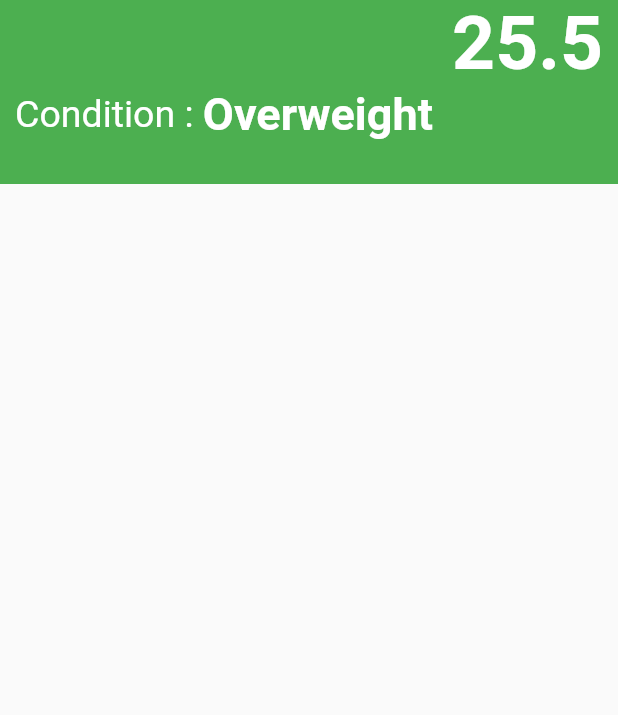
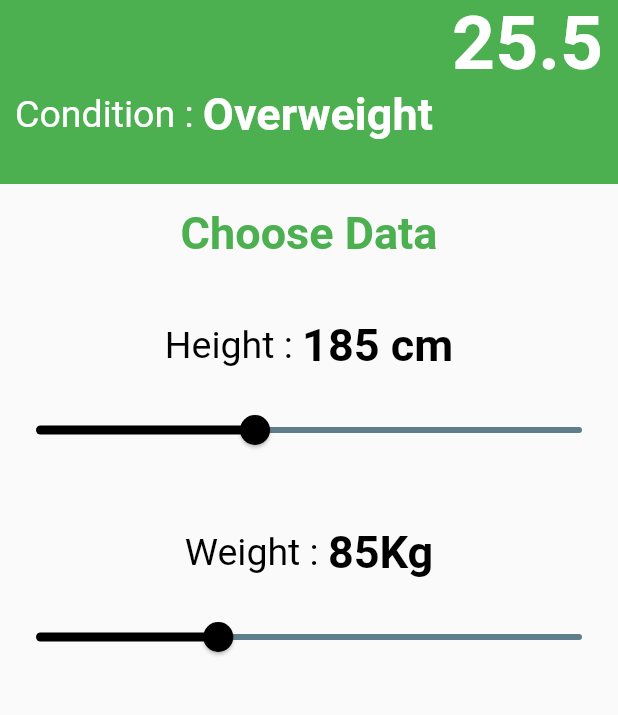
Before and after one commit to Musthafa-Ap/BMI-calculator, a Flutter app: the screen it shows after launch, on a phone screen of 412 x 824 dp, the part 206-921 px from its top. Run offline on Flutter 3.47's test engine with Material 2 defaults, Android fonts, the phone set to English and light mode, and no system bars.

Commit message:
Height and Weight sliders are added

```diff
--- a/lib/Myapp.dart
+++ b/lib/Myapp.dart
@@ -5,6 +5,8 @@ class Myapp extends StatefulWidget {
 }
 
 class _MyappState extends State<Myapp> {
+  double _height=100;
+  double _weight=50;
   @override
   Widget build(BuildContext context) {
 
@@ -37,7 +39,63 @@ class _MyappState extends State<Myapp> {
                     )
                   ],
                 ),
-              )
+              ),
+              Container(
+                padding: EdgeInsets.symmetric(vertical: 15),
+                width: double.infinity,
+                height: 380,
+                child: Column(children: [
+                  Text("Choose Data",style: TextStyle(fontWeight: FontWeight.bold,fontSize: 30,color: Colors.green),),
+                  SizedBox(height: 40),
+                  Row(
+                    mainAxisAlignment: MainAxisAlignment.center,
+                    children: [
+
+                      Text("Height : ",style: TextStyle(fontSize: 25,color: Colors.black),),
+                      Text("185 cm",style: TextStyle(fontSize: 30,color: Colors.black,fontWeight: FontWeight.bold),)
+                    ],
+                  ),
+                  SizedBox(height: 15,),
+                  Slider(
+                    value: _height,
+                    min: 0,
+                    max: 250,
+                    onChanged: (height){
+                      setState(() {
+                        _height=height;
+                      });
+                    },
+                    divisions: 250,
+                    label: "$_height",
+                    activeColor: Colors.black,
+                    inactiveColor: Colors.blueGrey,
+                  ),
+                  SizedBox(height: 40),
+                  Row(
+                    mainAxisAlignment: MainAxisAlignment.center,
+                    children: [
+
+                      Text("Weight : ",style: TextStyle(fontSize: 25,color: Colors.black),),
+                      Text("85Kg",style: TextStyle(fontSize: 30,color: Colors.black,fontWeight: FontWeight.bold),)
+                    ],
+                  ),SizedBox(height: 15,),
+                  Slider(
+                    value: _weight,
+                    min: 0,
+                    max: 150,
+                    onChanged: (weight){
+                      setState(() {
+                        _weight=weight;
+                      });
+                    },
+                    divisions: 250,
+                    label: "$_weight",
+                    activeColor: Colors.black,
+                    inactiveColor: Colors.blueGrey,
+                  ),
+
+                ],),
+              ),
             ],
           ),
         ),
```
